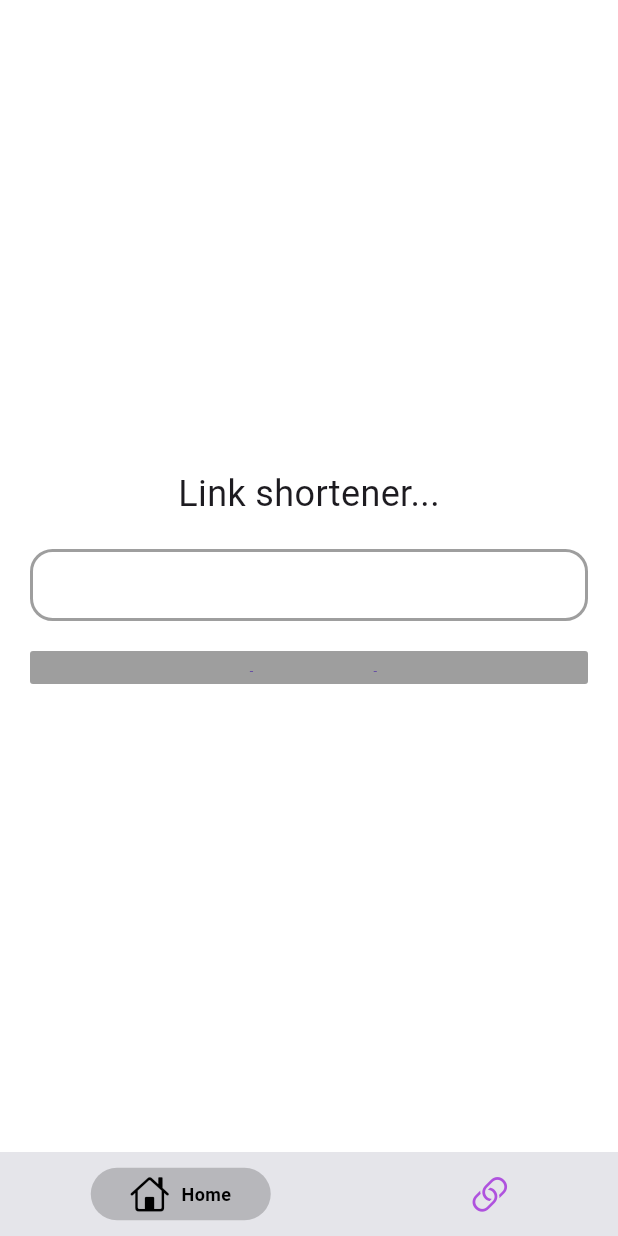
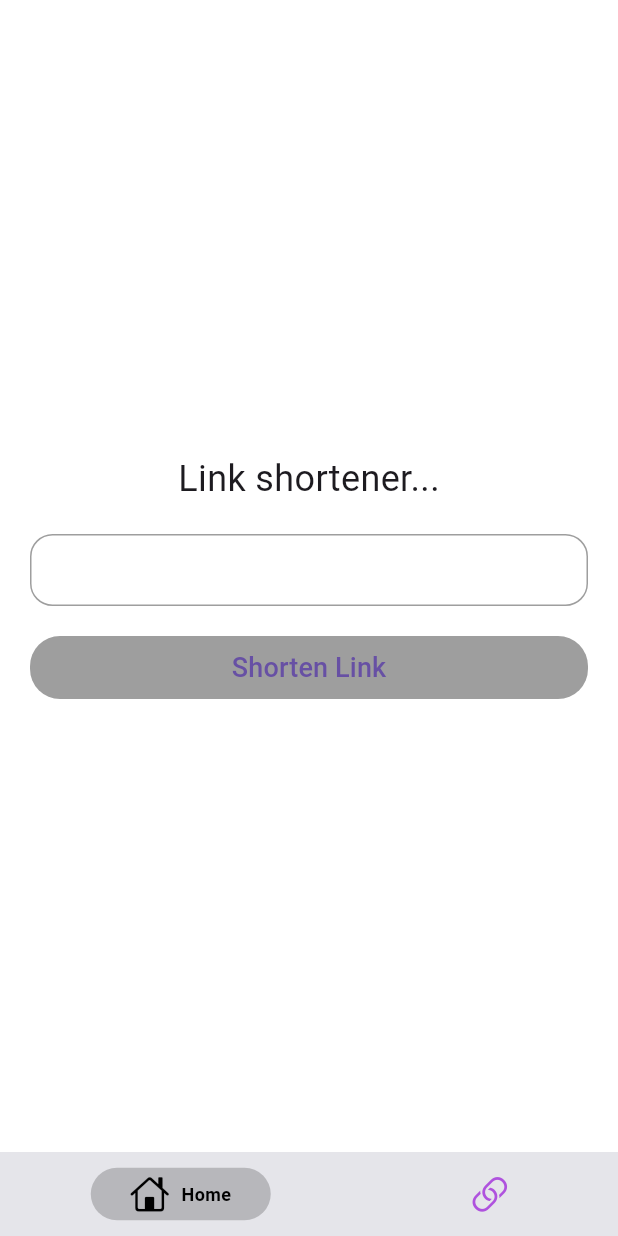
Before and after one commit to Legendary-Folah/url_shortener, a Flutter app: the screen it shows after launch, on a phone screen of 412 x 824 dp. Run offline on Flutter 3.47's test engine with Material 3 defaults, Android fonts, the light colour scheme and no system bars; drawn by our look-alikes of persistent_bottom_nav_bar; our stand-ins replace cloud_firestore, firebase_core, flutter_dotenv; accounts and stored records are empty.

Commit message:
UI changes

```diff
--- a/lib/Presentation/screen/url_home.dart
+++ b/lib/Presentation/screen/url_home.dart
@@ -43,14 +43,14 @@ class _UrlHomeState extends State<UrlHome> {
                       enabledBorder: OutlineInputBorder(
                         borderSide: const BorderSide(
                           color: ColorsConst.grey,
-                          width: 2,
+                          width: 1,
                         ),
                         borderRadius: BorderRadius.circular(15),
                       ),
                       focusedBorder: OutlineInputBorder(
                         borderSide: const BorderSide(
                           color: ColorsConst.green,
-                          width: 2,
+                          width: 1,
                         ),
                         borderRadius: BorderRadius.circular(15),
                       ),
@@ -60,10 +60,10 @@ class _UrlHomeState extends State<UrlHome> {
                 const SizedBox(height: 20),
                 Container(
                   width: double.infinity,
-                  height: 22,
+                  height: 42,
                   decoration: BoxDecoration(
                     color: ColorsConst.grey,
-                    borderRadius: BorderRadius.circular(2),
+                    borderRadius: BorderRadius.circular(20),
                   ),
                   child: TextButton(
                     onPressed: () {},
```
